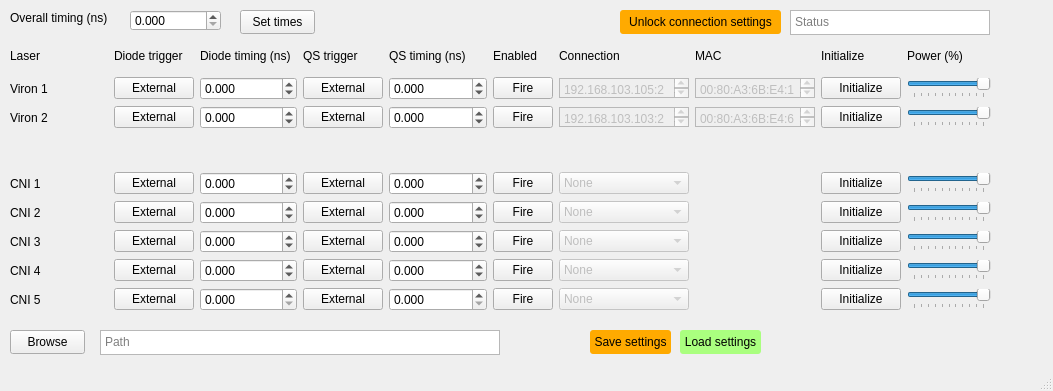
First picture: the form in laser_timing.ui, repository brad-ley/fel-esr, before the edit.
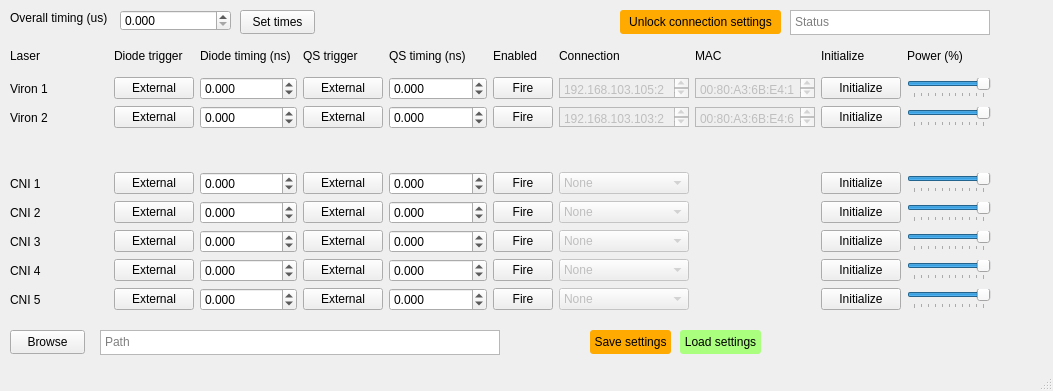
Second picture: the form after the edit.

Patch:
```diff
--- a/laser_timing.ui
+++ b/laser_timing.ui
@@ -819,11 +819,20 @@
      </item>
      <item row="9" column="4">
       <widget class="QDoubleSpinBox" name="c5_timing_qs">
+       <property name="autoFillBackground">
+        <bool>false</bool>
+       </property>
+       <property name="inputMethodHints">
+        <set>Qt::ImhPreferNumbers</set>
+       </property>
        <property name="decimals">
         <number>3</number>
        </property>
+       <property name="minimum">
+        <double>-100000000.000000000000000</double>
+       </property>
        <property name="maximum">
-        <double>100000.000000000000000</double>
+        <double>100000000.000000000000000</double>
        </property>
       </widget>
      </item>
@@ -1363,11 +1372,20 @@
      </item>
      <item row="9" column="2">
       <widget class="QDoubleSpinBox" name="c5_timing_diode">
+       <property name="autoFillBackground">
+        <bool>false</bool>
+       </property>
+       <property name="inputMethodHints">
+        <set>Qt::ImhPreferNumbers</set>
+       </property>
        <property name="decimals">
         <number>3</number>
        </property>
+       <property name="minimum">
+        <double>-100000000.000000000000000</double>
+       </property>
        <property name="maximum">
-        <double>100000.000000000000000</double>
+        <double>100000000.000000000000000</double>
        </property>
       </widget>
      </item>
@@ -1440,9 +1458,9 @@
    <widget class="QDoubleSpinBox" name="overall_timing">
     <property name="geometry">
      <rect>
-      <x>130</x>
+      <x>120</x>
       <y>10</y>
-      <width>91</width>
+      <width>111</width>
       <height>21</height>
      </rect>
     </property>
@@ -1450,7 +1468,7 @@
      <number>3</number>
     </property>
     <property name="maximum">
-     <double>100000.000000000000000</double>
+     <double>10000000.000000000000000</double>
     </property>
    </widget>
    <widget class="QLabel" name="label">
@@ -1463,7 +1481,7 @@
      </rect>
     </property>
     <property name="text">
-     <string>Overall timing (ns)</string>
+     <string>Overall timing (us)</string>
     </property>
    </widget>
    <widget class="QPushButton" name="send_times">
```
Left out of the diff: 123 changed lines with no effect on the pictures.
